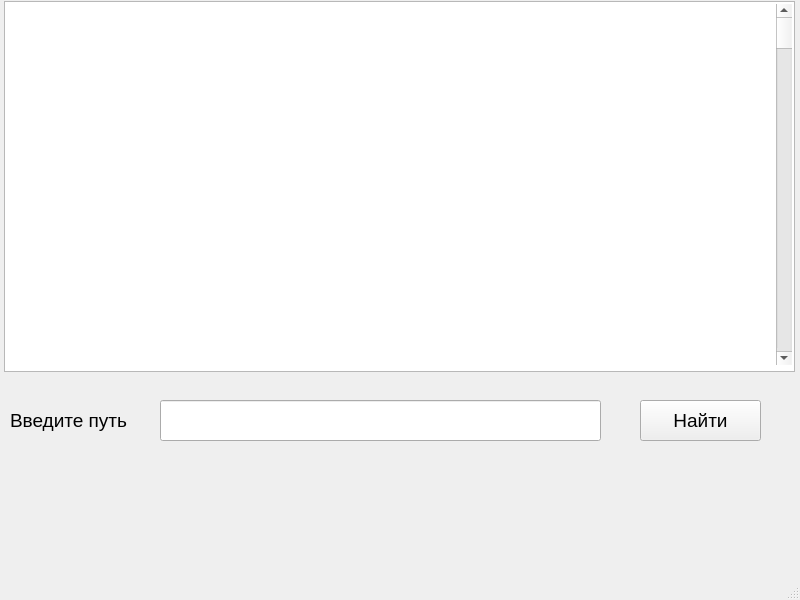
Before: the Qt Designer form mainwindow.ui in zarnii/Python-GUI, drawn with Qt 5.
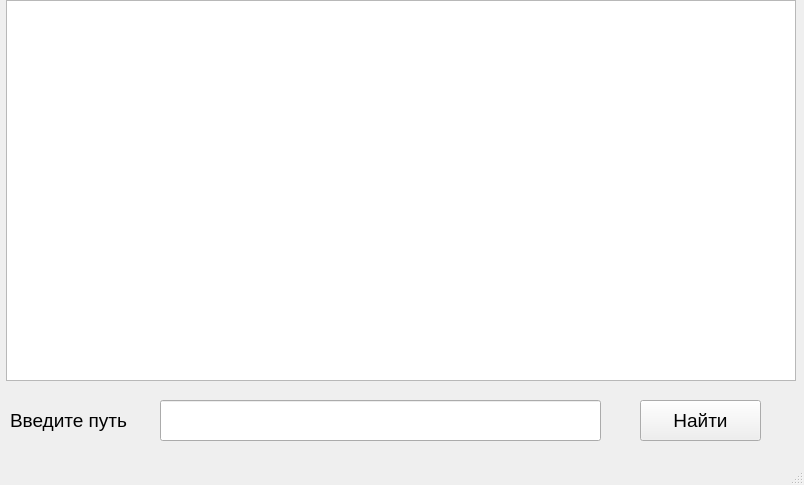
After: the same form once the commit is applied.

```diff
--- a/mainwindow.ui
+++ b/mainwindow.ui
@@ -6,8 +6,8 @@
    <rect>
     <x>0</x>
     <y>0</y>
-    <width>800</width>
-    <height>600</height>
+    <width>804</width>
+    <height>485</height>
    </rect>
   </property>
   <property name="windowTitle">
@@ -65,32 +65,14 @@
      <string>Введите путь</string>
     </property>
    </widget>
-   <widget class="QTextBrowser" name="textBrowser">
+   <widget class="QTreeView" name="treeView">
     <property name="geometry">
      <rect>
-      <x>4</x>
-      <y>1</y>
-      <width>791</width>
-      <height>371</height>
+      <x>6</x>
+      <y>0</y>
+      <width>790</width>
+      <height>381</height>
      </rect>
-    </property>
-    <property name="font">
-     <font>
-      <pointsize>14</pointsize>
-     </font>
-    </property>
-   </widget>
-   <widget class="QScrollBar" name="verticalScrollBar">
-    <property name="geometry">
-     <rect>
-      <x>776</x>
-      <y>4</y>
-      <width>16</width>
-      <height>361</height>
-     </rect>
-    </property>
-    <property name="orientation">
-     <enum>Qt::Vertical</enum>
     </property>
    </widget>
   </widget>
```
Left out of the diff: 5 changed lines with no effect on the pictures.
